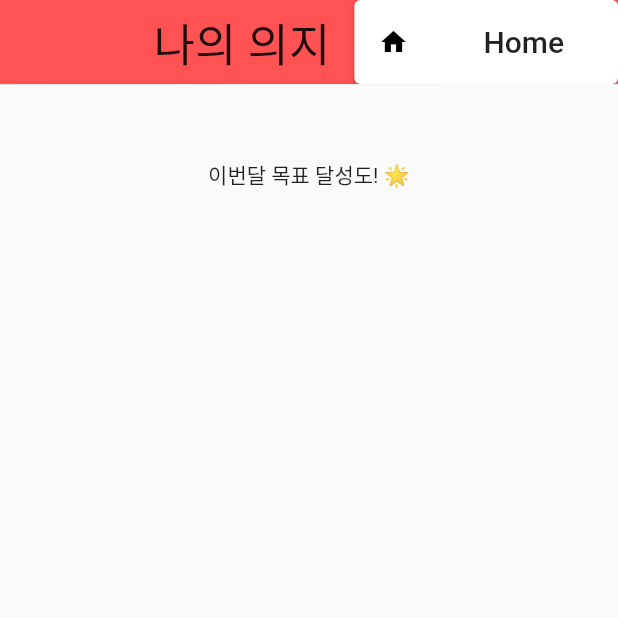
After one commit to P-Chanyeop/Flutter-Apps, a Flutter app: the Home screen opened by its route, after a tap on "다이어리", after a tap on "Home", after a tap on "나의 의지", on a phone screen of 412 x 824 dp, the top half of it. The commit adds this screen. Run offline on Flutter 3.47's test engine with Material 2 defaults, Android fonts, the phone set to English and light mode, and no system bars; our stand-ins replace fluttertoast, geolocator, table_calendar; Roboto replaces fonts that are missing (omyu).

Commit message:
add : add progress file and routed to home

```diff
--- /dev/null
+++ b/Login_Service/lib/login_app/diary.dart
@@ -0,0 +1,81 @@
+import 'package:flutter/material.dart';
+import 'package:login_service/my_button/my_button.dart';
+
+class Diary extends StatelessWidget {
+  const Diary({Key? key}) : super(key: key);
+
+  @override
+  Widget build(BuildContext context) {
+    return Scaffold(
+      appBar: AppBar(
+        automaticallyImplyLeading: false,
+        actions: [
+          MyButton(image: Icon(Icons.home, size: 20, color: Colors.white),
+              text: Text("Home", style: TextStyle(color: Colors.white, fontSize: 20.0),),
+              color: Colors.black87,
+              onPressed: (){
+                Navigator.popAndPushNamed(context, '/home');
+              }
+          ),
+        ],
+        backgroundColor: Colors.orangeAccent,
+        title: Text(
+          '다이어리',
+          style: TextStyle(
+            color: Colors.black87,
+            fontSize: 30.0,
+          ),
+        ),
+        centerTitle: true,
+        elevation: 0.2,
+      ),
+      body: Padding(
+            padding: EdgeInsets.all(50.0),
+            child: Column(
+              mainAxisAlignment: MainAxisAlignment.start,
+              children: <Widget>[
+                // Title 메뉴
+                Row(
+                  mainAxisAlignment: MainAxisAlignment.center,
+                  children: [
+                    Icon(Icons.menu_book_rounded, size: 100,),
+                    Text(" 오늘의 일기 ! 🌟", style: TextStyle(color: Colors.orange, fontSize: 50, fontWeight: FontWeight.w600),),
+                  ],
+                ),
+            SizedBox(height: 50,),
+            // 현재의 생각, 일기 입력란 start
+                TextField(
+                  maxLines: 4,
+                  maxLength: 140,
+                  obscureText: false,
+                  decoration: InputDecoration(
+                  border: UnderlineInputBorder(
+                    borderSide: BorderSide(color: Colors.orangeAccent, width: 3),
+                  ),
+                  icon: Icon(Icons.cloud_circle_rounded, size: 70, color: Colors.lightBlueAccent, ),
+                  labelText: "현재의 생각은 . . .",
+                  helperText: "현재의 생각, 현생 다이어리 🌟"
+                ),
+                ),
+
+                SizedBox(height: 50,),
+
+                TextField(
+                  maxLines: 4,
+                  maxLength: 140,
+                  obscureText: false,
+                  decoration: InputDecoration(
+                      border: UnderlineInputBorder(
+                        borderSide: BorderSide(color: Colors.orangeAccent, width: 3),
+                      ),
+                      icon: Icon(Icons.sunny_snowing, size: 70, color: Colors.redAccent,),
+                      labelText: "오늘 하루는 어땠나요 ?",
+                      helperText: "현재의 생각, 현생 다이어리 🌟"
+                  ),
+                ),
+            ],
+            ),
+      )
+    );
+  }
+}
--- a/Login_Service/lib/login_app/home.dart
+++ b/Login_Service/lib/login_app/home.dart
@@ -110,6 +110,7 @@ class Home extends StatelessWidget {
                                 elevation: 30.0,
                               ),
                               onPressed: (){
+                                Navigator.popAndPushNamed(context, '/diary');
                               },
                               child: Column(
                                 children: [
@@ -188,7 +189,9 @@ class Home extends StatelessWidget {
                                 // 글자 3D 입체감 높이
                                 elevation: 30.0,
                               ),
-                              onPressed: (){},
+                              onPressed: (){
+                                Navigator.popAndPushNamed(context, '/progress');
+                              },
                               child: Column(
                                 children: [
                                   Image.asset(
@@ -198,7 +201,7 @@ class Home extends StatelessWidget {
                                   ),
                                   SizedBox(height: 5, width: 100,),
                                   Text(
-                                      "진행도",
+                                      "나의 의지",
                                     style: TextStyle(
                                       fontFamily: 'omyu',
                                       fontWeight: FontWeight.w700,
--- a/Login_Service/lib/login_app/login.dart
+++ b/Login_Service/lib/login_app/login.dart
@@ -70,7 +70,6 @@ class Login extends StatelessWidget {
           TextField(
             maxLength: 15,
             obscureText: true,
-
             decoration: InputDecoration(
               border: OutlineInputBorder(),
               labelText: "PASSWORD",
--- /dev/null
+++ b/Login_Service/lib/login_app/progress.dart
@@ -0,0 +1,52 @@
+import 'package:flutter/material.dart';
+import 'package:login_service/my_button/my_button.dart';
+
+class Progress extends StatefulWidget{
+  @override
+  State<StatefulWidget> createState(){
+    return _Progress();
+  }
+}
+class _Progress extends State<Progress> {
+  @override
+  Widget build(BuildContext context) {
+    return Scaffold(
+      appBar: AppBar(
+        automaticallyImplyLeading: false,
+        actions: [
+          MyButton(image: Icon(Icons.home, size: 20,),
+              text: Text("Home", style: TextStyle(color: Colors.black87, fontSize: 20.0),),
+              color: Colors.white,
+              onPressed: (){
+                Navigator.popAndPushNamed(context, '/home');
+              }
+          ),
+        ],
+        backgroundColor: Colors.redAccent,
+        title: Text(
+          '나의 의지',
+          style: TextStyle(
+            color: Colors.black87,
+            fontSize: 30.0,
+          ),
+        ),
+        centerTitle: true,
+        elevation: 0.2,
+      ),
+      body: Container(
+        padding: EdgeInsets.all(50),
+        child: Column(
+          mainAxisAlignment: MainAxisAlignment.start,
+          children: [
+            Row(
+              mainAxisAlignment: MainAxisAlignment.center,
+              children: [
+                Text("이번달 목표 달성도! 🌟",),
+              ],
+            ),
+          ],
+        ),
+      ),
+    );
+  }
+}
--- a/Login_Service/lib/main.dart
+++ b/Login_Service/lib/main.dart
@@ -3,6 +3,8 @@ import 'login_app/login.dart';
 import 'login_app/home.dart';
 import 'login_app/todolist.dart';
 import 'login_app/calendar.dart';
+import 'login_app/diary.dart';
+import 'login_app/progress.dart';
 
 void main() {
   runApp(const MyApp());
@@ -26,6 +28,8 @@ class MyApp extends StatelessWidget {
         '/login' : (context) => Login(),
         '/todolist' : (context) => ToDoList(),
         '/calendar' : (context) => Calendar(),
+        '/diary' : (context) => Diary(),
+        '/progress' : (context) => Progress(),
       },
       home: Login(),
     );
```
Also changed, not shown: Login_Service/pubspec.lock, 8 other files.
